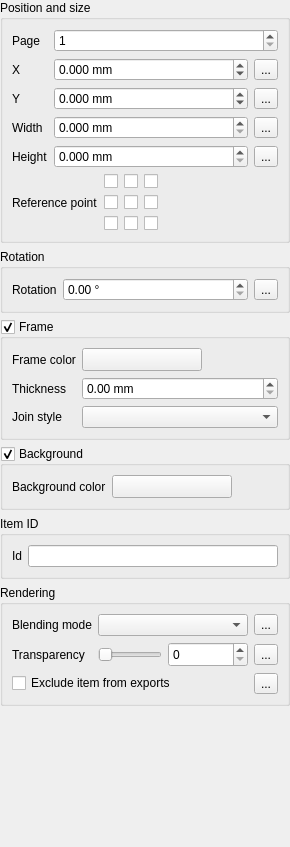
Qt form src/ui/qgscomposeritemwidgetbase.ui (qgis/QGIS) before a commit.
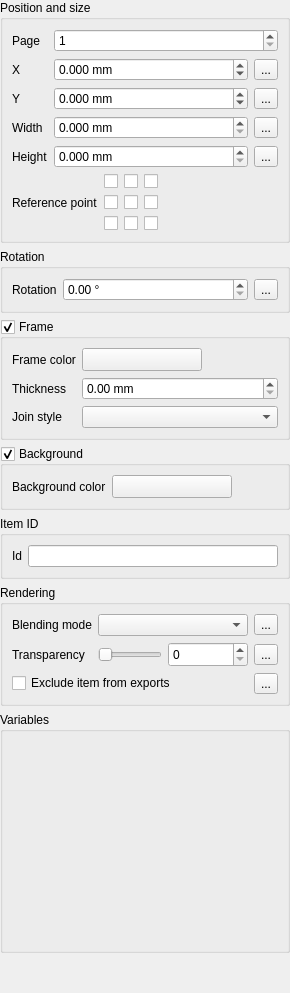
The same form after that commit. Custom widgets are drawn as their Qt base class.

```diff
--- a/src/ui/qgscomposeritemwidgetbase.ui
+++ b/src/ui/qgscomposeritemwidgetbase.ui
@@ -703,6 +703,25 @@
      </layout>
     </widget>
    </item>
+   <item>
+    <widget class="QgsCollapsibleGroupBox" name="groupBox_3">
+     <property name="title">
+      <string>Variables</string>
+     </property>
+     <layout class="QVBoxLayout" name="verticalLayout_4">
+      <item>
+       <widget class="QgsVariableEditorWidget" name="mVariableEditor" native="true">
+        <property name="minimumSize">
+         <size>
+          <width>0</width>
+          <height>200</height>
+         </size>
+        </property>
+       </widget>
+      </item>
+     </layout>
+    </widget>
+   </item>
    <item>
     <spacer name="verticalSpacer">
      <property name="orientation">
@@ -759,6 +778,18 @@
    <extends>QComboBox</extends>
    <header>qgsblendmodecombobox.h</header>
   </customwidget>
+  <customwidget>
+   <class>QgsCollapsibleGroupBox</class>
+   <extends>QGroupBox</extends>
+   <header>qgscollapsiblegroupbox.h</header>
+   <container>1</container>
+  </customwidget>
+  <customwidget>
+   <class>QgsVariableEditorWidget</class>
+   <extends>QWidget</extends>
+   <header location="global">qgsvariableeditorwidget.h</header>
+   <container>1</container>
+  </customwidget>
  </customwidgets>
  <tabstops>
   <tabstop>mGeneralOptionsGroupBox</tabstop>
```
